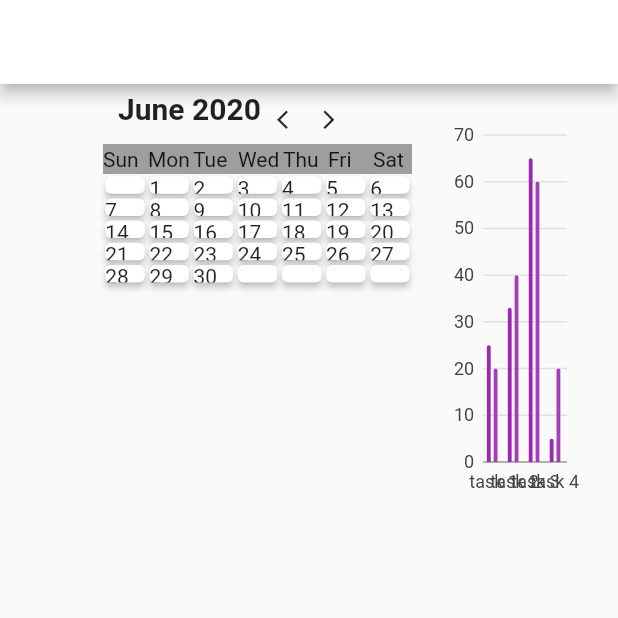
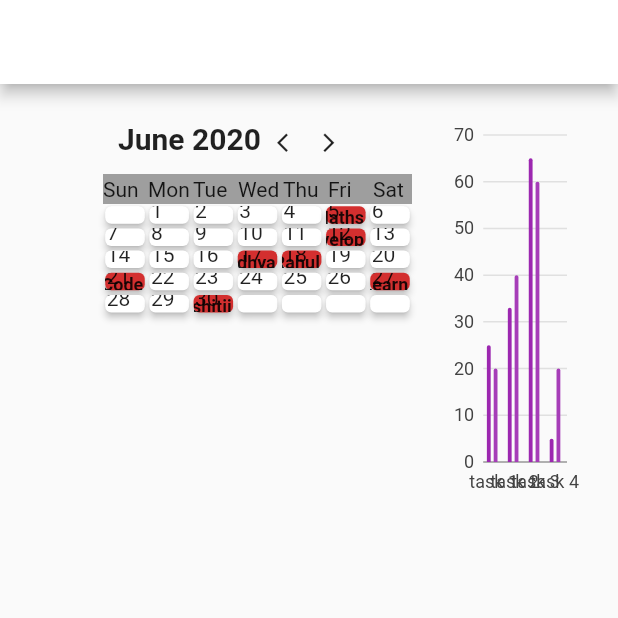
Before and after one commit to stunner-07/DasboardWidhya, a Flutter app: the screen it shows after launch, on a phone screen of 412 x 824 dp, the top half of it. Run offline on Flutter 3.47's test engine with Material 2 defaults, Android fonts, the phone set to English and light mode, and no system bars; our stand-ins replace charts_flutter.

Commit message:
events added to calender

```diff
--- /dev/null
+++ b/lib/Models/events.dart
@@ -0,0 +1,5 @@
+class Events {
+  String msg;
+  DateTime date;
+  Events(this.date, this.msg);
+}
--- a/lib/Screens/dashboard.dart
+++ b/lib/Screens/dashboard.dart
@@ -23,6 +23,9 @@ class DashboardScreen extends StatelessWidget {
               flex: 3,
               child: Column(
                 children: [
+                  SizedBox(
+                    height: 20,
+                  ),
                   Calender(),
                 ],
               ),
--- a/lib/Widgets/day_view.dart
+++ b/lib/Widgets/day_view.dart
@@ -1,6 +1,8 @@
+import 'package:dashboard/Models/events.dart';
 import 'package:dashboard/Providers/calender_state.dart';
 import 'package:flutter/material.dart';
 import 'package:provider/provider.dart';
+import 'dart:math';
 
 class DayView extends StatefulWidget {
   @override
@@ -8,6 +10,34 @@ class DayView extends StatefulWidget {
 }
 
 class _DayViewState extends State<DayView> {
+  List<Events> events = [
+    Events(DateTime.utc(2020, 6, 17), 'Widhya'),
+    Events(DateTime.utc(2020, 6, 5), 'Maths'),
+    Events(DateTime.utc(2020, 6, 21), 'Code'),
+    Events(DateTime.utc(2020, 6, 12), 'Develop'),
+    Events(DateTime.utc(2020, 6, 27), 'Learn'),
+    Events(DateTime.utc(2020, 6, 30), 'Kshitij'),
+    Events(DateTime.utc(2020, 6, 18), 'Rahul'),
+  ];
+  List<Color> listColor=[
+    Colors.red.shade700,
+    Colors.pink.shade300,
+    Colors.blue,
+    Colors.yellow,
+    Colors.purpleAccent.shade700,
+    Colors.green.shade500,
+  ];
+  Color randomColor(int i) {
+    var r= Random();
+    if (events.any((element) =>
+        element.date ==
+        DateTime.utc(
+            int.parse(yearInCalender), months.indexOf(monthInCalender) + 1, i)))
+      return listColor[r.nextInt(5)];
+    else
+      return Colors.white;
+  }
+
   String monthInCalender;
   String yearInCalender;
   int emptySlots;
@@ -87,18 +117,17 @@ class _DayViewState extends State<DayView> {
     for (int i = 1; i <= t; i++) {
       l.add(i.toString());
     }
-    if(t==28){
-      k=7-empty;
-      if(k==7)
-      k=0;
-      for (int i = 0; i <k ; i++) {
+    if (t == 28) {
+      k = 7 - empty;
+      if (k == 7) k = 0;
+      for (int i = 0; i < k; i++) {
         l.add('');
       }
       emptySlots = empty;
       return;
     }
-    k=(k - empty) % 7;
-    for (int i = 0; i <k ; i++) {
+    k = (k - empty) % 7;
+    for (int i = 0; i < k; i++) {
       l.add('');
     }
     emptySlots = empty;
@@ -171,6 +200,7 @@ class _DayViewState extends State<DayView> {
                   right: 70,
                   child: IconButton(
                     padding: EdgeInsets.only(
+                      bottom: 10,
                       right: 5,
                     ),
                     iconSize: 15,
@@ -193,6 +223,7 @@ class _DayViewState extends State<DayView> {
                   right: 20,
                   child: IconButton(
                     padding: EdgeInsets.only(
+                      bottom: 10,
                       left: 5,
                     ),
                     alignment: Alignment.centerLeft,
@@ -244,15 +275,43 @@ class _DayViewState extends State<DayView> {
                 ),
                 itemBuilder: (ctx, i) {
                   return Card(
+                    color: randomColor(i),
                     margin: EdgeInsets.all(1.5),
                     elevation: 2,
-                    child: Container(
-                      alignment: Alignment.bottomLeft,
+                    child: Stack(
+                      children: [
+                        if (events.any((element) =>
+                            element.date ==
+                            DateTime.utc(int.parse(yearInCalender),
+                                months.indexOf(monthInCalender) + 1, i)))
+                          Positioned(
+                            top: 1,
+                            right: 1,
+                            child: Text(
+                              events
+                                  .firstWhere((element) =>
+                                      element.date ==
+                                      DateTime.utc(
+                                          int.parse(yearInCalender),
+                                          months.indexOf(monthInCalender) + 1,
+                                          i))
+                                  .msg,
+                              style: TextStyle(
+                                fontSize: 12,
+                                fontWeight: FontWeight.w600,
+                              ),
+                            ),
+                          ),
+                        Positioned(
+                          bottom: 1,
+                          left: 1,
                           child: Text(
                             l[i],
                             style: TextStyle(),
                             textAlign: TextAlign.start,
                           ),
+                        ),
+                      ],
                     ),
                   );
                 }),
--- a/lib/main.dart
+++ b/lib/main.dart
@@ -19,7 +19,7 @@ class MyApp extends StatelessWidget {
         title: 'Widhya',
         theme: ThemeData(
           primaryColor: Colors.grey,
-          accentColor: Colors.green,
+          accentColor: Colors.purpleAccent,
         ),
         home: DashboardScreen(),
         routes: {},
```
Lines whose indentation alone changed are shown as unchanged.
